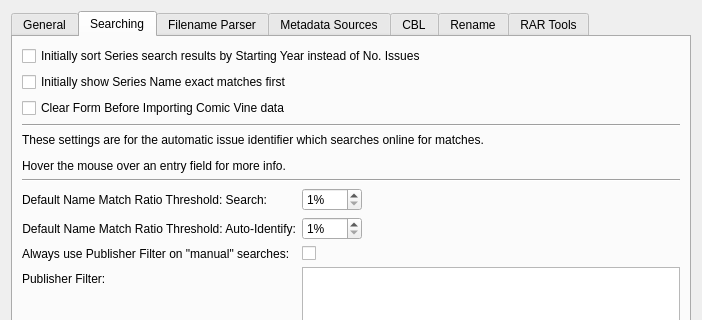
comictagger/comictagger, file comictaggerlib/ui/settingswindow.ui: the form before one commit; both pictures show x 0 to 702 and y 0 to 320 of the 702 by 559 pixel window.
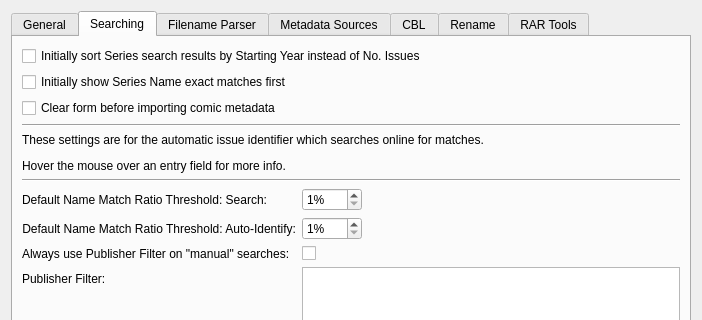
The form after the commit. The open tabs and pages were chosen to show the change.

Commit message:
Replace instances of Comic Vine to use the talker's name
Change data to metadata

```diff
--- a/comictaggerlib/ui/settingswindow.ui
+++ b/comictaggerlib/ui/settingswindow.ui
@@ -276,7 +276,7 @@
          <item row="2" column="0">
           <widget class="QCheckBox" name="cbxClearFormBeforePopulating">
            <property name="text">
-            <string>Clear Form Before Importing Comic Vine data</string>
+            <string>Clear form before importing comic metadata</string>
            </property>
           </widget>
          </item>
```
The commit also changes 5 other files.
